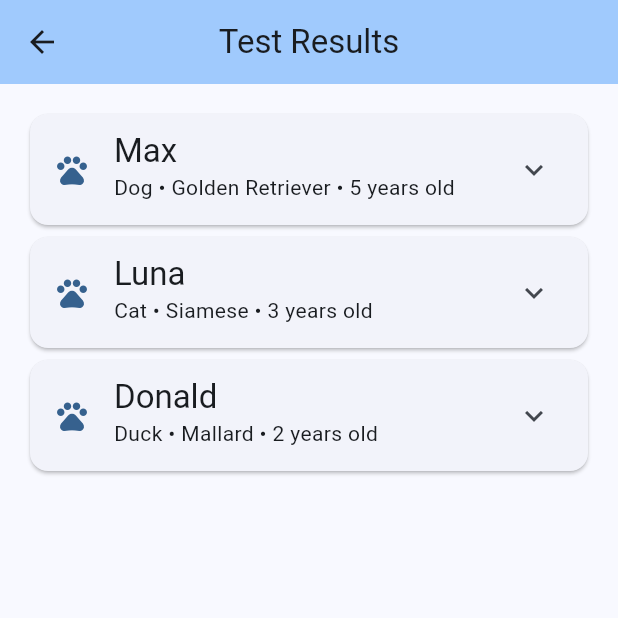
After one commit to Tonylib/pet_records, a Flutter app: the screen it shows after launch, after a tap on "Continue", on a phone screen of 412 x 824 dp, the top half of it. The commit adds this screen. Run offline on Flutter 3.47's test engine with Material 3 defaults, Android fonts, the phone set to English and light mode, and no system bars; our stand-ins replace get.

Commit message:
Add test results page with GetX navigation

```diff
--- /dev/null
+++ b/lib/features/home/data/repositories/pet_records_repository.dart
@@ -0,0 +1,115 @@
+import '../../domain/models/pet.dart';
+import '../../domain/models/test_result.dart';
+
+class PetRecordsRepository {
+  // Mock data for pets
+  final List<Pet> _pets = [
+    const Pet(
+      id: 'dog1',
+      name: 'Max',
+      species: 'Dog',
+      breed: 'Golden Retriever',
+      age: 5,
+    ),
+    const Pet(
+      id: 'cat1',
+      name: 'Luna',
+      species: 'Cat',
+      breed: 'Siamese',
+      age: 3,
+    ),
+    const Pet(
+      id: 'duck1',
+      name: 'Donald',
+      species: 'Duck',
+      breed: 'Mallard',
+      age: 2,
+    ),
+  ];
+
+  // Mock data for test results
+  final List<TestResult> _testResults = [
+    // Dog test results
+    TestResult(
+      id: 'test1',
+      petId: 'dog1',
+      testName: 'Complete Blood Count',
+      result: 'Normal',
+      unit: 'K/µL',
+      value: 8.5,
+      minRange: 5.5,
+      maxRange: 12.5,
+      date: DateTime(2024, 2, 1),
+      veterinarian: 'Dr. Smith',
+    ),
+    TestResult(
+      id: 'test2',
+      petId: 'dog1',
+      testName: 'Thyroid Function',
+      result: 'High',
+      unit: 'ng/dL',
+      value: 4.8,
+      minRange: 1.0,
+      maxRange: 4.0,
+      date: DateTime(2024, 1, 15),
+      veterinarian: 'Dr. Johnson',
+    ),
+    // Cat test results
+    TestResult(
+      id: 'test3',
+      petId: 'cat1',
+      testName: 'Kidney Function',
+      result: 'Normal',
+      unit: 'mg/dL',
+      value: 1.2,
+      minRange: 0.8,
+      maxRange: 2.4,
+      date: DateTime(2024, 1, 20),
+      veterinarian: 'Dr. Wilson',
+    ),
+    TestResult(
+      id: 'test4',
+      petId: 'cat1',
+      testName: 'Feline Leukemia Test',
+      result: 'Negative',
+      unit: 'titer',
+      value: 0.0,
+      minRange: 0.0,
+      maxRange: 0.0,
+      date: DateTime(2024, 1, 10),
+      veterinarian: 'Dr. Wilson',
+    ),
+    // Duck test results
+    TestResult(
+      id: 'test5',
+      petId: 'duck1',
+      testName: 'Avian Influenza Test',
+      result: 'Negative',
+      unit: 'titer',
+      value: 0.0,
+      minRange: 0.0,
+      maxRange: 0.0,
+      date: DateTime(2024, 1, 25),
+      veterinarian: 'Dr. Brown',
+    ),
+  ];
+
+  // Get all pets
+  List<Pet> getAllPets() => List.unmodifiable(_pets);
+
+  // Get a specific pet by ID
+  Pet getPetById(String id) => _pets.firstWhere(
+        (pet) => pet.id == id,
+        orElse: () => throw Exception('Pet not found'),
+      );
+
+  // Get all test results for a specific pet
+  List<TestResult> getTestResultsForPet(String petId) =>
+      List.unmodifiable(_testResults.where((test) => test.petId == petId));
+
+  // Get a specific test result by ID
+  TestResult getTestResultById(String id) => _testResults.firstWhere(
+        (test) => test.id == id,
+        orElse: () => throw Exception('Test result not found'),
+      );
+}
--- /dev/null
+++ b/lib/features/home/domain/models/pet.dart
@@ -0,0 +1,33 @@
+class Pet {
+  final String id;
+  final String name;
+  final String species;
+  final String breed;
+  final int age;
+
+  const Pet({
+    required this.id,
+    required this.name,
+    required this.species,
+    required this.breed,
+    required this.age,
+  });
+
+  @override
+  String toString() =>
+      'Pet(id: $id, name: $name, species: $species, breed: $breed, age: $age)';
+
+  @override
+  bool operator ==(Object other) {
+    if (identical(this, other)) return true;
+    return other is Pet &&
+        other.id == id &&
+        other.name == name &&
+        other.species == species &&
+        other.breed == breed &&
+        other.age == age;
+  }
+
+  @override
+  int get hashCode => Object.hash(id, name, species, breed, age);
+}
--- /dev/null
+++ b/lib/features/home/domain/models/test_result.dart
@@ -0,0 +1,61 @@
+class TestResult {
+  final String id;
+  final String petId;
+  final String testName;
+  final String result;
+  final String unit;
+  final double value;
+  final double minRange;
+  final double maxRange;
+  final DateTime date;
+  final String veterinarian;
+
+  const TestResult({
+    required this.id,
+    required this.petId,
+    required this.testName,
+    required this.result,
+    required this.unit,
+    required this.value,
+    required this.minRange,
+    required this.maxRange,
+    required this.date,
+    required this.veterinarian,
+  });
+
+  bool get isNormal => value >= minRange && value <= maxRange;
+
+  @override
+  String toString() =>
+      'TestResult(id: $id, petId: $petId, testName: $testName, result: $result, unit: $unit, value: $value, range: $minRange-$maxRange, date: $date, veterinarian: $veterinarian)';
+
+  @override
+  bool operator ==(Object other) {
+    if (identical(this, other)) return true;
+    return other is TestResult &&
+        other.id == id &&
+        other.petId == petId &&
+        other.testName == testName &&
+        other.result == result &&
+        other.unit == unit &&
+        other.value == value &&
+        other.minRange == minRange &&
+        other.maxRange == maxRange &&
+        other.date == date &&
+        other.veterinarian == veterinarian;
+  }
+
+  @override
+  int get hashCode => Object.hash(
+        id,
+        petId,
+        testName,
+        result,
+        unit,
+        value,
+        minRange,
+        maxRange,
+        date,
+        veterinarian,
+      );
+}
--- a/lib/features/home/presentation/pages/home_page.dart
+++ b/lib/features/home/presentation/pages/home_page.dart
@@ -1,7 +1,17 @@
 import 'package:flutter/material.dart';
+import 'package:get/get.dart';
+import 'test_results_page.dart';
 
 class HomePage extends StatelessWidget {
   const HomePage({super.key});
+
+  void _navigateToTestResults() {
+    Get.to(
+      () => TestResultsPage(),
+      transition: Transition.fade,
+      duration: const Duration(milliseconds: 500),
+    );
+  }
 
   @override
   Widget build(BuildContext context) {
@@ -25,6 +35,18 @@ class HomePage extends StatelessWidget {
               'Welcome to Pet Records',
               style: Theme.of(context).textTheme.headlineMedium,
             ),
+            const SizedBox(height: 32),
+            ElevatedButton.icon(
+              onPressed: _navigateToTestResults,
+              icon: const Icon(Icons.arrow_forward),
+              label: const Text('Continue'),
+              style: ElevatedButton.styleFrom(
+                padding: const EdgeInsets.symmetric(
+                  horizontal: 32,
+                  vertical: 16,
+                ),
+              ),
+            ),
           ],
         ),
       ),
--- /dev/null
+++ b/lib/features/home/presentation/pages/test_results_page.dart
@@ -0,0 +1,58 @@
+import 'package:flutter/material.dart';
+import 'package:get/get.dart';
+import '../../data/repositories/pet_records_repository.dart';
+import '../../domain/models/pet.dart';
+
+class TestResultsPage extends StatelessWidget {
+  final repository = PetRecordsRepository();
+
+  TestResultsPage({super.key});
+
+  @override
+  Widget build(BuildContext context) {
+    final pets = repository.getAllPets();
+
+    return Scaffold(
+      appBar: AppBar(
+        title: const Text('Test Results'),
+        centerTitle: true,
+        backgroundColor: Theme.of(context).colorScheme.inversePrimary,
+      ),
+      body: ListView.builder(
+        padding: const EdgeInsets.all(16),
+        itemCount: pets.length,
+        itemBuilder: (context, index) {
+          final pet = pets[index];
+          final testResults = repository.getTestResultsForPet(pet.id);
+
+          return Card(
+            child: ExpansionTile(
+              leading: Icon(
+                Icons.pets,
+                color: Theme.of(context).colorScheme.primary,
+              ),
+              title: Text(
+                pet.name,
+                style: Theme.of(context).textTheme.titleLarge,
+              ),
+              subtitle:
+                  Text('${pet.species} • ${pet.breed} • ${pet.age} years old'),
+              children: testResults
+                  .map((test) => ListTile(
+                        title: Text(test.testName),
+                        subtitle: Text(
+                          '${test.result} • ${test.value} ${test.unit}',
+                        ),
+                        trailing: Icon(
+                          test.isNormal ? Icons.check_circle : Icons.warning,
+                          color: test.isNormal ? Colors.green : Colors.orange,
+                        ),
+                      ))
+                  .toList(),
+            ),
+          );
+        },
+      ),
+    );
+  }
+}
```
Also changed, not shown: 3 other files.
